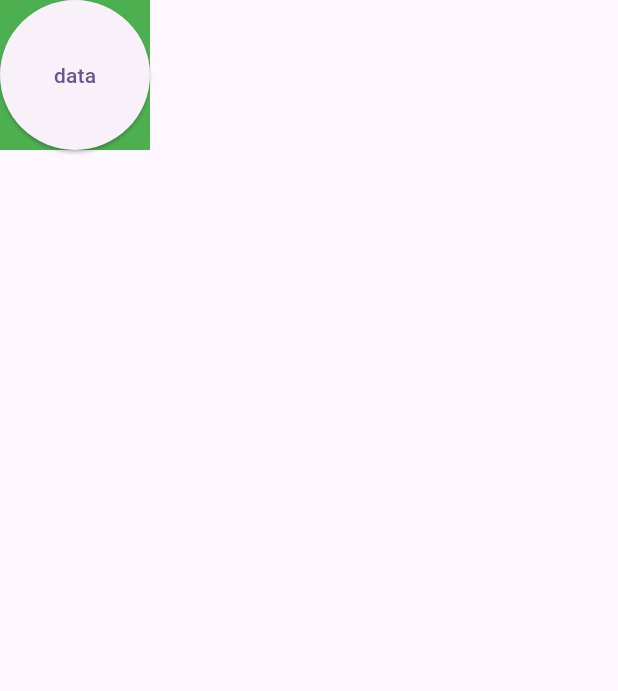
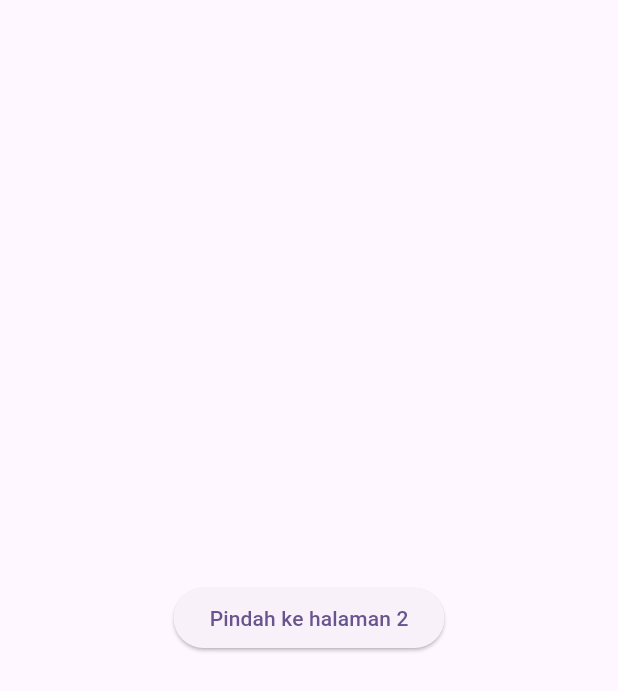
Before and after one commit to Ram2thedani/latihan3_mobile, a Flutter app: the screen it shows after launch, on a phone screen of 412 x 824 dp. Shown: the top 691 px of the screen. Run offline on Flutter 3.47's test engine with Material 3 defaults, Android fonts, the phone set to English and light mode, and no system bars.

Commit message:
menambahkan button di halaman 1

```diff
--- a/lib/main.dart
+++ b/lib/main.dart
@@ -32,7 +32,10 @@ class MyApp extends StatelessWidget {
         colorScheme: ColorScheme.fromSeed(seedColor: Colors.deepPurple),
         useMaterial3: true,
       ),
-      home: Page1(),
+      routes: {
+        '/': (context) => Page1(),
+      },
+      initialRoute: '/',
     );
   }
 }
--- a/lib/page1.dart
+++ b/lib/page1.dart
@@ -6,16 +6,12 @@ class Page1 extends StatelessWidget {
   @override
   Widget build(BuildContext context) {
     return Scaffold(
-      body: Column(
-        children: [
-          Container(
-            height: 100,
-            width: 100,
-            color: Colors.green,
-            child: ElevatedButton(onPressed: () {}, child: Text("data")),
-          ),
-        ],
-      ),
-    );
+        body: Center(
+      child: ElevatedButton(
+          onPressed: () {
+            Navigator.pushNamed(context, '/');
+          },
+          child: Text('Pindah ke halaman 2')),
+    ));
   }
 }
```
Also changed, not shown: pubspec.lock.
